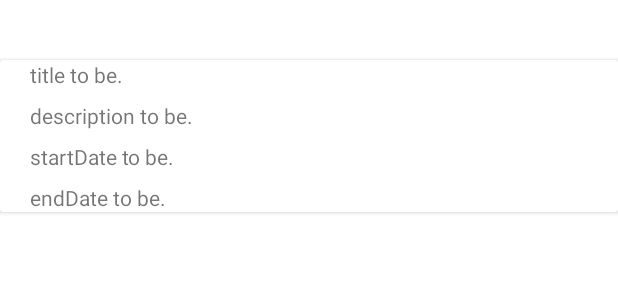
After one commit to DaydreamerBECZ/CadeauCommun, an Android app: the layout layout_event.xml on its own in the app's theme, with its tools: preview values and no code run, on a phone screen of 412 x 824 dp. The commit adds this screen. Shown: the top 300 px of the screen. Run offline under Robolectric (Android 15) with nearby library versions, the phone set to English and light mode, and no system bars.

Commit message:
working on event list view, with a RecyclerView object.

```diff
--- a/CadeauCommun/app/src/main/java/com/example/cadeaucommun/FEL/Helpers/EventContext/EventAdapter.java
+++ b/CadeauCommun/app/src/main/java/com/example/cadeaucommun/FEL/Helpers/EventContext/EventAdapter.java
@@ -20,7 +20,7 @@ public class EventAdapter extends RecyclerView.Adapter<EventsViewHolder> {
     @Override
     public EventsViewHolder onCreateViewHolder(@NonNull ViewGroup parent, int viewType) {
         LayoutInflater inflater = LayoutInflater.from(parent.getContext());
-        View view = inflater.inflate(R.layout.activity_event_manager, parent, false);
+        View view = inflater.inflate(R.layout.layout_event, parent, false);
         return new EventsViewHolder(view);
     }
 
--- /dev/null
+++ b/CadeauCommun/app/src/main/res/layout/layout_event.xml
@@ -0,0 +1,64 @@
+<?xml version="1.0" encoding="utf-8"?>
+<androidx.constraintlayout.widget.ConstraintLayout xmlns:android="http://schemas.android.com/apk/res/android"
+    xmlns:app="http://schemas.android.com/apk/res-auto"
+    xmlns:tools="http://schemas.android.com/tools"
+    android:layout_width="match_parent"
+    android:layout_height="match_parent">
+
+    <androidx.cardview.widget.CardView
+        android:id="@+id/cardView"
+        android:layout_width="0dp"
+        android:layout_height="wrap_content"
+        android:layout_marginTop="40dp"
+        app:layout_constraintEnd_toEndOf="parent"
+        app:layout_constraintHorizontal_bias="0.5"
+        app:layout_constraintStart_toStartOf="parent"
+        app:layout_constraintTop_toTopOf="parent">
+
+        <androidx.constraintlayout.widget.ConstraintLayout
+            android:layout_width="match_parent"
+            android:layout_height="wrap_content"
+            android:layout_marginStart="20dp"
+            app:layout_constraintEnd_toEndOf="parent"
+            app:layout_constraintHorizontal_bias="0.5"
+            app:layout_constraintStart_toStartOf="parent">
+
+            <TextView
+                android:id="@+id/titleView_lbl"
+                android:layout_width="wrap_content"
+                android:layout_height="wrap_content"
+                android:text="title to be."
+                app:layout_constraintStart_toStartOf="parent"
+                app:layout_constraintTop_toTopOf="parent" />
+
+            <TextView
+                android:id="@+id/descriptionView_lbl"
+                android:layout_width="wrap_content"
+                android:layout_height="wrap_content"
+                android:layout_marginTop="8dp"
+                android:text="description to be."
+                app:layout_constraintStart_toStartOf="parent"
+                app:layout_constraintTop_toBottomOf="@+id/titleView_lbl" />
+
+            <TextView
+                android:id="@+id/startDateView_lbl"
+                android:layout_width="wrap_content"
+                android:layout_height="wrap_content"
+                android:layout_marginTop="8dp"
+                android:text="startDate to be."
+                app:layout_constraintStart_toStartOf="parent"
+                app:layout_constraintTop_toBottomOf="@+id/descriptionView_lbl" />
+
+            <TextView
+                android:id="@+id/endDateView_lbl"
+                android:layout_width="wrap_content"
+                android:layout_height="wrap_content"
+                android:layout_marginTop="8dp"
+                android:text="endDate to be."
+                app:layout_constraintStart_toStartOf="parent"
+                app:layout_constraintTop_toBottomOf="@+id/startDateView_lbl" />
+
+        </androidx.constraintlayout.widget.ConstraintLayout>
+    </androidx.cardview.widget.CardView>
+
+</androidx.constraintlayout.widget.ConstraintLayout>
--- a/CadeauCommun/app/src/main/res/values/strings.xml
+++ b/CadeauCommun/app/src/main/res/values/strings.xml
@@ -38,5 +38,5 @@
     <string name="hello_second_fragment">Hello second fragment. Arg: %1$s</string>
     <string name="eventBeginDate">S T A R T D A T E</string>
     <string name="eventEndDate">E N D D A T E</string>
-    <string name="dateFormat">D D / M M / Y Y Y Y</string>
+    <string name="dateFormat">D D - M M - Y Y Y Y</string>
 </resources>
```
Also changed, not shown: CadeauCommun/app/src/main/java/com/example/cadeaucommun/FEL/Activity/newEventActivity.java (+16 -18 lines), CadeauCommun/app/src/main/java/com/example/cadeaucommun/FEL/Helpers/EventContext/EventsViewHolder.java (+4 -4 lines), 62 other files.
